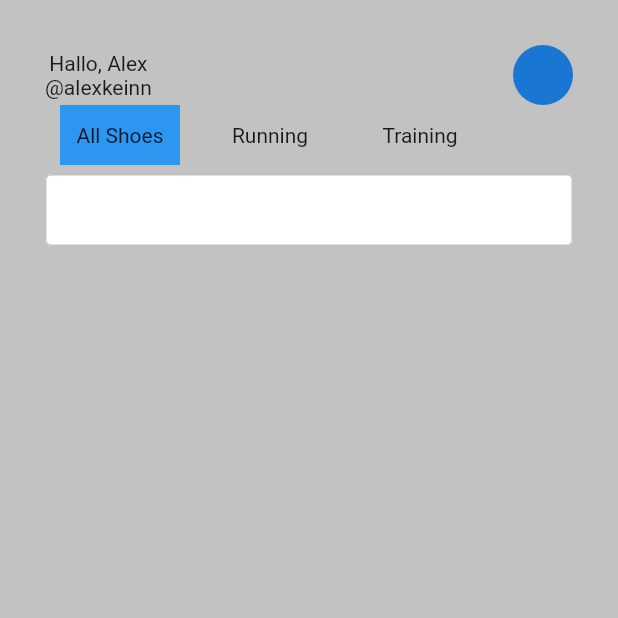
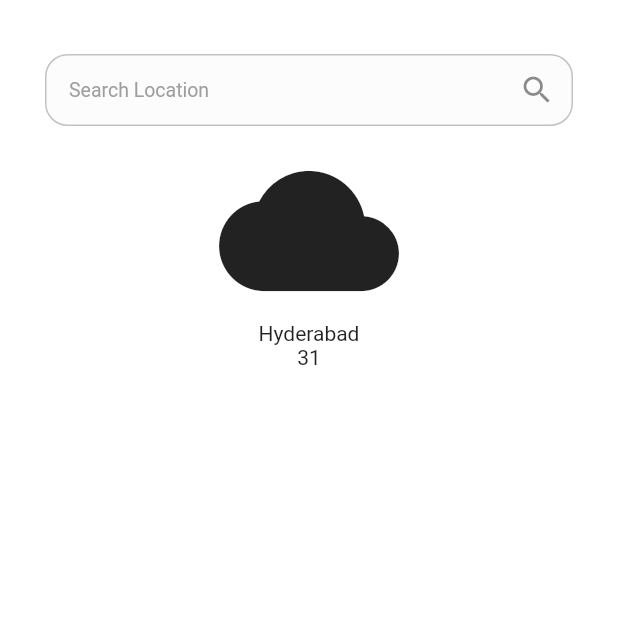
Before and after one commit to fikrighifari/sneakers_dept, a Flutter app: the screen it shows after launch, on a phone screen of 412 x 824 dp, the top half of it. Run offline on Flutter 3.47's test engine with Material 2 defaults, Android fonts, the phone set to English and light mode, and no system bars; our stand-ins replace flutter_svg.

Commit message:
Update: Home Screen

```diff
--- a/lib/screen/home_screen/home_screen.dart
+++ b/lib/screen/home_screen/home_screen.dart
@@ -13,71 +13,85 @@ class _HomeScreenState extends State<HomeScreen> {
   @override
   Widget build(BuildContext context) {
     return Scaffold(
-      backgroundColor: AppColor.grey1Color(),
+      backgroundColor: AppColor.whiteColor(),
       body: SafeArea(
         child: Padding(
           padding: EdgeInsets.all(30),
           child: Column(
             children: [
               //Header
-              const Row(
-                mainAxisAlignment: MainAxisAlignment.spaceBetween,
-                children: [
-                  Column(
-                    children: [
-                      Text('Hallo, Alex'),
-                      Text('@alexkeinn'),
-                    ],
-                  ),
-                  CircleAvatar()
-                ],
-              ),
+              // const Row(
+              //   mainAxisAlignment: MainAxisAlignment.spaceBetween,
+              //   children: [
+              //     Column(
+              //       children: [
+              //         Text('Hallo, Alex'),
+              //         Text('@alexkeinn'),
+              //       ],
+              //     ),
+              //     CircleAvatar()
+              //   ],
+              // ),
 
               //Filter
-              Row(
+              // Row(
+              //   children: [
+              //     Container(
+              //       margin: EdgeInsets.symmetric(
+              //         horizontal: 10,
+              //       ),
+              //       width: 80,
+              //       height: 40,
+              //       color: AppColor.priceColor(),
+              //       child: Center(
+              //         child: Text(
+              //           'All Shoes',
+              //         ),
+              //       ),
+              //     ),
+              //     Container(
+              //       margin: EdgeInsets.symmetric(
+              //         horizontal: 10,
+              //       ),
+              //       width: 80,
+              //       height: 40,
+              //       color: AppColor.grey1Color(),
+              //       child: Center(
+              //         child: Text(
+              //           'Running',
+              //         ),
+              //       ),
+              //     ),
+              //     Container(
+              //       margin: EdgeInsets.symmetric(
+              //         horizontal: 10,
+              //       ),
+              //       width: 80,
+              //       height: 40,
+              //       color: AppColor.grey1Color(),
+              //       child: Center(
+              //         child: Text(
+              //           'Training',
+              //         ),
+              //       ),
+              //     ),
+              //   ],
+              // ),
+              CustomTextField(
+                backgroundColor: AppColor.grey4Color(),
+                hintText: 'Search Location',
+                suffixIcon: Icon(Icons.search),
+              ),
+              Column(
                 children: [
-                  Container(
-                    margin: EdgeInsets.symmetric(
-                      horizontal: 10,
-                    ),
-                    width: 80,
-                    height: 40,
-                    color: AppColor.priceColor(),
-                    child: Center(
-                      child: Text(
-                        'All Shoes',
-                      ),
-                    ),
+                  Icon(
+                    Icons.cloud,
+                    size: 120,
                   ),
-                  Container(
-                    margin: EdgeInsets.symmetric(
-                      horizontal: 10,
-                    ),
-                    width: 80,
-                    height: 40,
-                    color: AppColor.grey1Color(),
-                    child: Center(
-                      child: Text(
-                        'Running',
-                      ),
-                    ),
-                  ),
-                  Container(
-                    margin: EdgeInsets.symmetric(
-                      horizontal: 10,
-                    ),
-                    width: 80,
-                    height: 40,
-                    color: AppColor.grey1Color(),
-                    child: Center(
-                      child: Text(
-                        'Training',
-                      ),
-                    ),
-                  ),
+                  Text('Hyderabad'),
+                  Text('31'),
                 ],
-              ),
-              CustomTextField()
+              )
             ],
           ),
         ),
--- a/lib/themes/color_themes.dart
+++ b/lib/themes/color_themes.dart
@@ -18,4 +18,5 @@ class AppColor {
   static Color grey1Color() => const Color(0xffC2C2C2);
   static Color grey2Color() => const Color(0xffA6A6A6);
   static Color grey3Color() => const Color(0xff0B3178);
+  static Color grey4Color() => const Color(0xffFDFCFC);
 }
--- a/lib/widgets/reusable_components/custom_text_form_field.dart
+++ b/lib/widgets/reusable_components/custom_text_form_field.dart
@@ -57,8 +57,8 @@ class CustomTextField extends StatelessWidget {
         ),
         Container(
           decoration: BoxDecoration(
-            borderRadius: BorderRadius.circular(4),
-            color: backgroundColor ?? AppColor.whiteColor(),
+            borderRadius: BorderRadius.circular(15),
+            color: backgroundColor ?? AppColor.grey4Color(),
           ),
           child: TextField(
             controller: controller,
@@ -73,13 +73,13 @@ class CustomTextField extends StatelessWidget {
               labelStyle: TextStyle(color: AppColor.grey2Color()),
               errorText: null,
               enabledBorder: OutlineInputBorder(
-                borderRadius: BorderRadius.circular(4),
+                borderRadius: BorderRadius.circular(15),
                 borderSide: BorderSide(
                   color: AppColor.grey1Color(),
                 ),
               ),
               border: OutlineInputBorder(
-                borderRadius: BorderRadius.circular(4),
+                borderRadius: BorderRadius.circular(15),
               ),
               contentPadding: padding ??
                   const EdgeInsets.symmetric(horizontal: 16).copyWith(
@@ -97,7 +97,7 @@ class CustomTextField extends StatelessWidget {
                   color: AppColor.secondaryColor(),
                   width: 1.0,
                 ),
-                borderRadius: BorderRadius.circular(4),
+                borderRadius: BorderRadius.circular(15),
               ),
             ),
             cursorColor: Colors.grey,
@@ -294,7 +294,7 @@ class OutlineTextField extends StatelessWidget {
         maxLine: maxline,
         minLine: minline,
         margin: margin ?? const EdgeInsets.only(bottom: 12),
-        backgroundColor: AppColor.whiteColor(),
+        backgroundColor: AppColor.grey4Color(),
         // textLabelColor: AppColor.primayRedColor,
         labelText: label,
         suffixIcon: suffixIcon,
```
